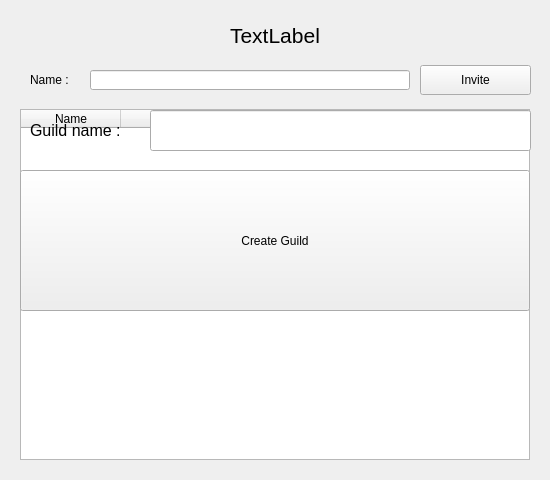
Qt form MMO/Res/guildview.ui (maresc-g/linumon) before a commit.
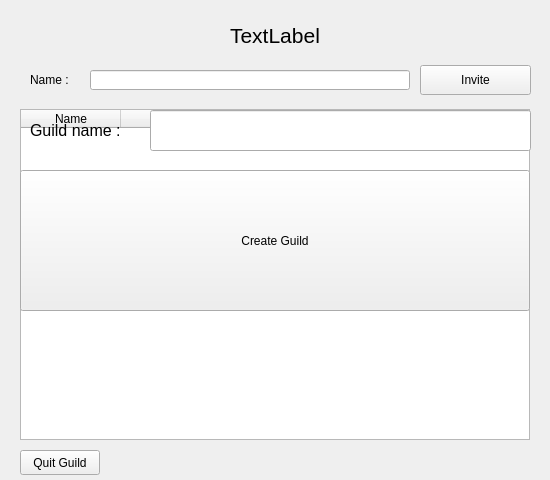
The same form after that commit.

Diff of the .ui file:
```diff
--- a/MMO/Res/guildview.ui
+++ b/MMO/Res/guildview.ui
@@ -40,7 +40,7 @@
      <x>20</x>
      <y>109</y>
      <width>510</width>
-     <height>351</height>
+     <height>331</height>
     </rect>
    </property>
    <property name="editTriggers">
@@ -153,6 +153,19 @@
     </rect>
    </property>
   </widget>
+  <widget class="QPushButton" name="b_quit">
+   <property name="geometry">
+    <rect>
+     <x>20</x>
+     <y>450</y>
+     <width>80</width>
+     <height>25</height>
+    </rect>
+   </property>
+   <property name="text">
+    <string>Quit Guild</string>
+   </property>
+  </widget>
  </widget>
  <resources/>
  <connections/>
```
